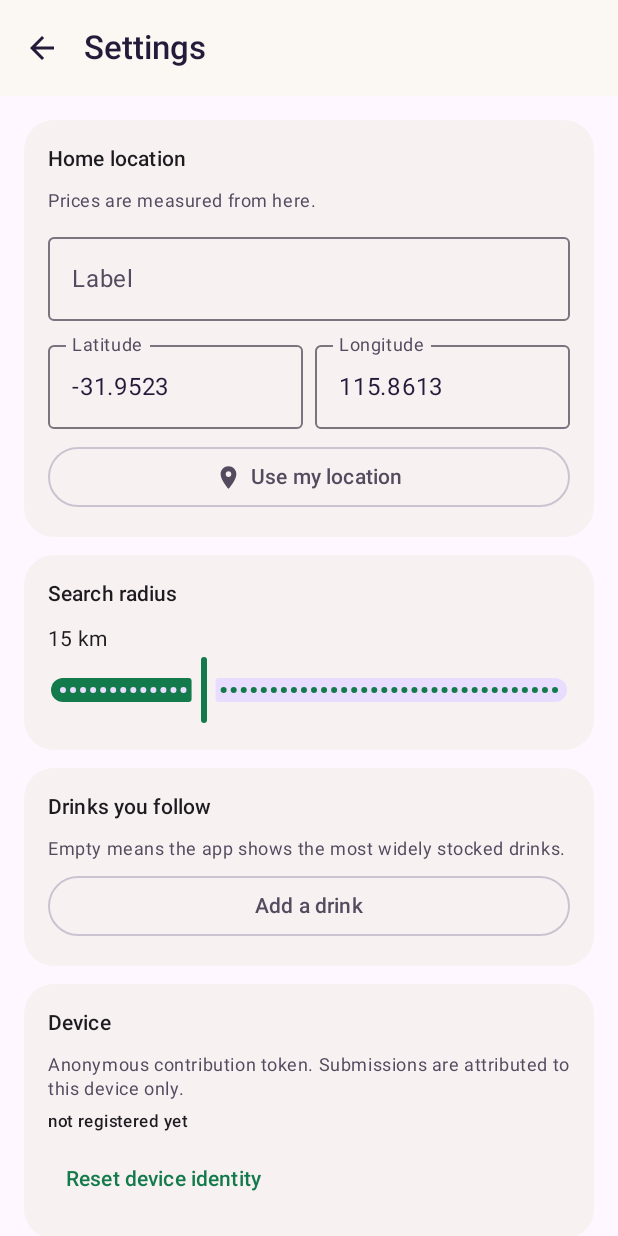
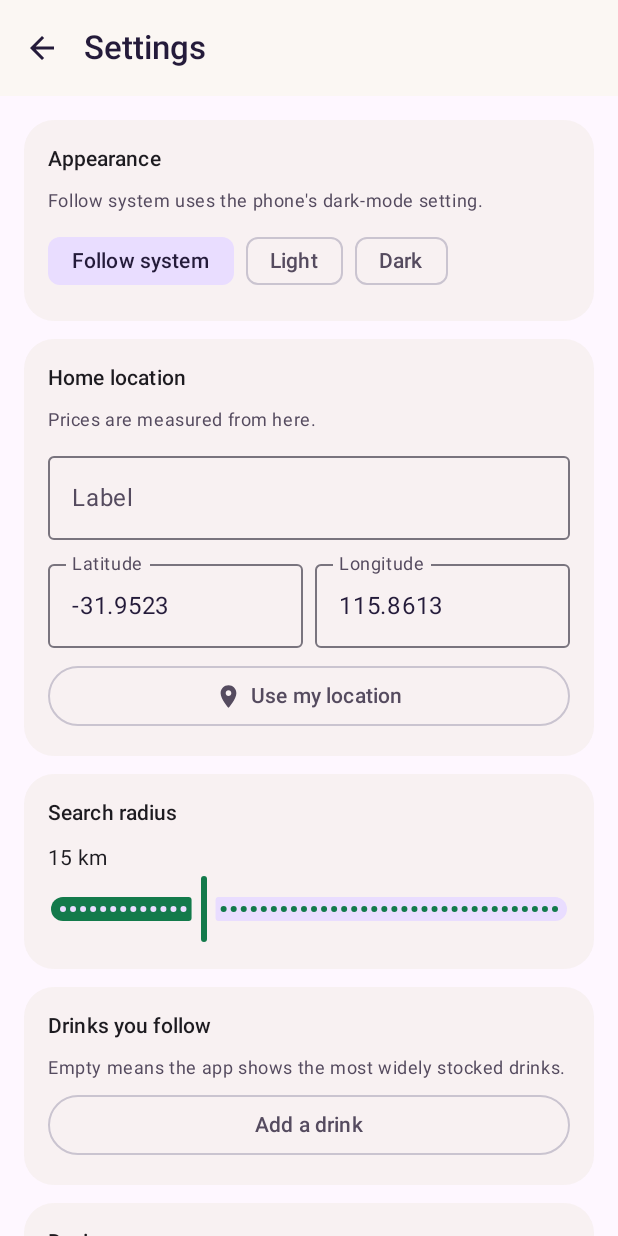
Before and after one commit to Blaroid/drinkwatch-android, an Android app built with Jetpack Compose: the SettingsScreen screen opened through its navigation route, on a phone screen of 412 x 824 dp. Run offline under Robolectric (Android 15) with nearby library versions, the phone set to English and light mode, and no system bars; network calls fail.

Commit message:
Settings: choose dark, light or follow-system appearance
The theme always followed the phone, so a user who wanted the app light on a
dark-mode phone (or dark in daylight) had no way to say so.

`ThemeMode` keeps `system | light | dark`, resolves to a boolean with one pure
function (`prefersDark(systemInDark)`), and stores a stable string so the choice
survives an update without depending on enum ordinals. `Prefs.themeMode` holds
it, and MainActivity owns the single source of truth above the nav graph:
picking a chip repaints every screen immediately and persists the choice, so
the app comes back in the chosen appearance.

Settings gained an "Appearance" card with three chips (Follow system / Light /
Dark), selected from the live value. No screen hardcodes a colour outside
theme/Theme.kt, so both palettes render unchanged.

Version 0.9.2 (versionCode 21).

```diff
--- a/app/build.gradle.kts
+++ b/app/build.gradle.kts
@@ -19,8 +19,8 @@ android {
         applicationId = "com.drinkwatch.app"
         minSdk = 26
         targetSdk = 35
-        versionCode = 19
-        versionName = "0.9.0"
+        versionCode = 21
+        versionName = "0.9.2"
     }
 
     signingConfigs {
--- a/app/src/main/java/com/drinkwatch/app/MainActivity.kt
+++ b/app/src/main/java/com/drinkwatch/app/MainActivity.kt
@@ -9,10 +9,16 @@ import androidx.activity.compose.rememberLauncherForActivityResult
 import androidx.activity.compose.setContent
 import androidx.activity.enableEdgeToEdge
 import androidx.activity.result.contract.ActivityResultContracts
+import androidx.compose.foundation.isSystemInDarkTheme
 import androidx.compose.runtime.LaunchedEffect
+import androidx.compose.runtime.getValue
+import androidx.compose.runtime.mutableStateOf
+import androidx.compose.runtime.remember
+import androidx.compose.runtime.setValue
 import androidx.compose.ui.platform.LocalContext
 import androidx.core.content.ContextCompat
 import com.drinkwatch.app.data.ServiceLocator
+import com.drinkwatch.app.data.ThemeMode
 import com.drinkwatch.app.ui.components.UpdatePromptDialog
 import com.drinkwatch.app.ui.AppRoot
 import com.drinkwatch.app.ui.theme.DrinkWatchTheme
@@ -33,11 +39,11 @@ class MainActivity : ComponentActivity() {
                 }
             }
             val updates = ServiceLocator.updates(context)
+            val prefs = ServiceLocator.prefs(context)
             LaunchedEffect(Unit) {
                 runCatching { updates.check(silent = true) }
                 // Keep the offline catalogue warm and tell the server what this
                 // phone follows, so the Sunday digest knows what to summarise.
-                val prefs = ServiceLocator.prefs(context)
                 val api = ServiceLocator.api(context)
                 val catalogue = com.drinkwatch.app.data.OfflineCatalogue(context)
                 if (catalogue.isStale()) runCatching { catalogue.refresh(api) }
@@ -47,8 +53,18 @@ class MainActivity : ComponentActivity() {
                     }
                 }
             }
-            DrinkWatchTheme {
-                AppRoot()
+            // The appearance choice is read once and held here, above the nav
+            // graph: the Settings control repaints the whole app the moment it is
+            // tapped, and the value is what gets persisted.
+            var themeMode by remember { mutableStateOf(ThemeMode.fromStorage(prefs.themeMode)) }
+            DrinkWatchTheme(darkTheme = themeMode.prefersDark(isSystemInDarkTheme())) {
+                AppRoot(
+                    themeMode = themeMode,
+                    onThemeMode = { picked ->
+                        themeMode = picked
+                        prefs.themeMode = picked.storageValue
+                    },
+                )
                 UpdatePromptDialog(updates)
             }
         }
--- a/app/src/main/java/com/drinkwatch/app/data/Prefs.kt
+++ b/app/src/main/java/com/drinkwatch/app/data/Prefs.kt
@@ -103,6 +103,12 @@ class Prefs(context: Context) {
         get() = store.getString(KEY_TRACKED_NOTE, null)
         set(value) = store.edit().putString(KEY_TRACKED_NOTE, value).apply()
 
+    /** Appearance choice: "system" | "light" | "dark"; see [ThemeMode]. */
+    var themeMode: String
+        get() = store.getString(KEY_THEME, ThemeMode.System.storageValue)
+            ?: ThemeMode.System.storageValue
+        set(value) = store.edit().putString(KEY_THEME, value).apply()
+
     /** Version the user chose to skip, so the launch prompt does not nag. */
     var skippedUpdateCode: Int
         get() = store.getInt(KEY_SKIPPED_UPDATE, 0)
@@ -183,5 +189,6 @@ class Prefs(context: Context) {
         private const val KEY_BASKET = "basket"
         private const val KEY_PLACE_LABEL = "place_label"
         private const val KEY_SKIPPED_UPDATE = "skipped_update"
+        private const val KEY_THEME = "theme_mode"
     }
 }
--- /dev/null
+++ b/app/src/main/java/com/drinkwatch/app/data/ThemeMode.kt
@@ -0,0 +1,27 @@
+package com.drinkwatch.app.data
+
+/**
+ * The appearance the user picked in Settings.
+ *
+ * Kept as an enum with a stable storage string so the choice survives an update
+ * without depending on ordinal numbers, and resolved against the system in one
+ * pure function that can be unit-tested without an Activity.
+ */
+enum class ThemeMode(val storageValue: String) {
+    System("system"),
+    Light("light"),
+    Dark("dark");
+
+    /** True when the app should paint its dark colours. */
+    fun prefersDark(systemInDark: Boolean): Boolean = when (this) {
+        System -> systemInDark
+        Light -> false
+        Dark -> true
+    }
+
+    companion object {
+        /** An unreadable or older value follows the system rather than guessing. */
+        fun fromStorage(value: String?): ThemeMode =
+            entries.firstOrNull { it.storageValue == value?.trim()?.lowercase() } ?: System
+    }
+}
--- a/app/src/main/java/com/drinkwatch/app/ui/Nav.kt
+++ b/app/src/main/java/com/drinkwatch/app/ui/Nav.kt
@@ -22,6 +22,7 @@ import androidx.navigation.compose.NavHost
 import androidx.navigation.compose.composable
 import androidx.navigation.compose.currentBackStackEntryAsState
 import androidx.navigation.compose.rememberNavController
+import com.drinkwatch.app.data.ThemeMode
 import com.drinkwatch.app.ui.screens.AddScreen
 import com.drinkwatch.app.ui.screens.BasketScreen
 import com.drinkwatch.app.ui.screens.BudgetScreen
@@ -40,7 +41,10 @@ private val tabs = listOf(
 )
 
 @Composable
-fun AppRoot() {
+fun AppRoot(
+    themeMode: ThemeMode,
+    onThemeMode: (ThemeMode) -> Unit,
+) {
     val navController = rememberNavController()
     val backStackEntry by navController.currentBackStackEntryAsState()
     val currentRoute = backStackEntry?.destination?.route
@@ -83,7 +87,13 @@ fun AppRoot() {
             composable("you") {
                 YouScreen(onOpenSettings = { navController.navigate("settings") })
             }
-            composable("settings") { SettingsScreen(onBack = { navController.popBackStack() }) }
+            composable("settings") {
+                SettingsScreen(
+                    onBack = { navController.popBackStack() },
+                    themeMode = themeMode,
+                    onThemeMode = onThemeMode,
+                )
+            }
         }
     }
 }
--- a/app/src/main/java/com/drinkwatch/app/ui/screens/SettingsScreen.kt
+++ b/app/src/main/java/com/drinkwatch/app/ui/screens/SettingsScreen.kt
@@ -19,6 +19,7 @@ import androidx.compose.material.icons.filled.Delete
 import androidx.compose.material.icons.filled.LocationOn
 import androidx.compose.material3.AlertDialog
 import androidx.compose.material3.ExperimentalMaterial3Api
+import androidx.compose.material3.FilterChip
 import androidx.compose.material3.Icon
 import androidx.compose.material3.IconButton
 import androidx.compose.material3.MaterialTheme
@@ -50,6 +51,7 @@ import com.drinkwatch.app.data.PlaceName
 import com.drinkwatch.app.data.Price
 import com.drinkwatch.app.data.Product
 import com.drinkwatch.app.data.ServiceLocator
+import com.drinkwatch.app.data.ThemeMode
 import com.drinkwatch.app.data.UpdateState
 import com.drinkwatch.app.ui.components.ErrorBar
 import com.drinkwatch.app.ui.components.ProductPickerDialog
@@ -59,7 +61,11 @@ import kotlinx.coroutines.launch
 
 @OptIn(ExperimentalMaterial3Api::class)
 @Composable
-fun SettingsScreen(onBack: () -> Unit) {
+fun SettingsScreen(
+    onBack: () -> Unit,
+    themeMode: ThemeMode,
+    onThemeMode: (ThemeMode) -> Unit,
+) {
     val context = LocalContext.current
     val prefs = remember { ServiceLocator.prefs(context) }
     val scope = rememberCoroutineScope()
@@ -137,6 +143,28 @@ fun SettingsScreen(onBack: () -> Unit) {
             Modifier.padding(padding).verticalScroll(rememberScrollState()).padding(16.dp),
             verticalArrangement = Arrangement.spacedBy(12.dp),
         ) {
+            SectionCard(title = "Appearance") {
+                Text(
+                    "Follow system uses the phone's dark-mode setting.",
+                    style = MaterialTheme.typography.bodySmall,
+                    color = MaterialTheme.colorScheme.onSurfaceVariant,
+                )
+                Spacer(Modifier.height(8.dp))
+                Row(horizontalArrangement = Arrangement.spacedBy(8.dp)) {
+                    listOf(
+                        ThemeMode.System to "Follow system",
+                        ThemeMode.Light to "Light",
+                        ThemeMode.Dark to "Dark",
+                    ).forEach { (option, label) ->
+                        FilterChip(
+                            selected = themeMode == option,
+                            onClick = { onThemeMode(option) },
+                            label = { Text(label) },
+                        )
+                    }
+                }
+            }
+
             SectionCard(title = "Home location") {
                 Text(
                     "Prices are measured from here.",
```
Also changed, not shown: 1 other file.
